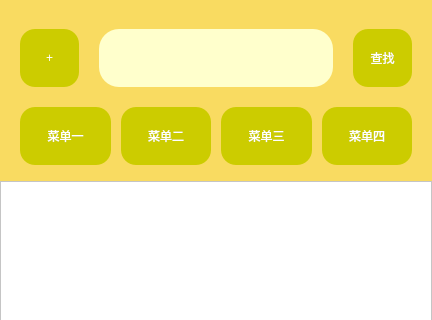
Old version of the form discoverymaininterface.ui in the repository MichaelFeng823/SharkBookProject; both pictures show x 0 to 432 and y 0 to 320 of the 432 by 881 pixel window.
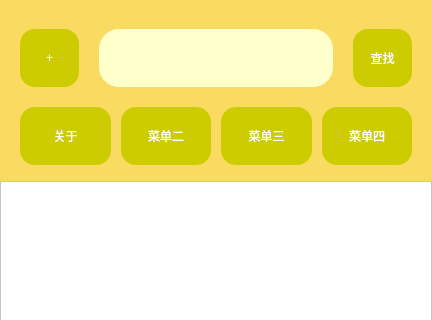
New version of the form. Custom widgets are drawn as their Qt base class.

```diff
--- a/discoverymaininterface.ui
+++ b/discoverymaininterface.ui
@@ -171,7 +171,7 @@
 border-radius:15px;</string>
             </property>
             <property name="text">
-             <string>菜单一</string>
+             <string>关于</string>
             </property>
            </widget>
           </item>
```
